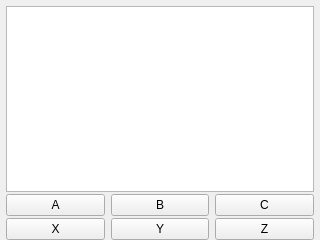
kipr/botui, file ui/ProgramWidget.ui: the form before one commit.
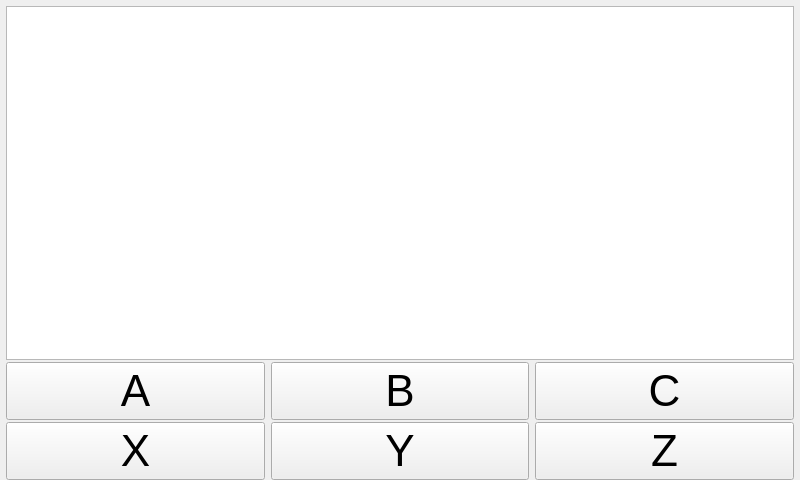
The form after the commit. Custom widgets are drawn as their Qt base class.

What changed in the file:
```diff
--- a/ui/ProgramWidget.ui
+++ b/ui/ProgramWidget.ui
@@ -6,14 +6,20 @@
    <rect>
     <x>0</x>
     <y>0</y>
-    <width>320</width>
-    <height>240</height>
+    <width>800</width>
+    <height>480</height>
    </rect>
   </property>
+  <property name="sizePolicy">
+   <sizepolicy hsizetype="Preferred" vsizetype="Preferred">
+    <horstretch>0</horstretch>
+    <verstretch>0</verstretch>
+   </sizepolicy>
+  </property>
   <property name="maximumSize">
    <size>
-    <width>320</width>
-    <height>240</height>
+    <width>800</width>
+    <height>480</height>
    </size>
   </property>
   <property name="windowTitle">
@@ -40,6 +46,7 @@
      <property name="font">
       <font>
        <family>Courier New</family>
+       <pointsize>22</pointsize>
       </font>
      </property>
      <property name="focusPolicy">
@@ -67,6 +74,11 @@
       </property>
       <item>
        <widget class="QPushButton" name="a">
+        <property name="font">
+         <font>
+          <pointsize>33</pointsize>
+         </font>
+        </property>
         <property name="text">
          <string>A</string>
         </property>
@@ -74,6 +86,11 @@
       </item>
       <item>
        <widget class="QPushButton" name="b">
+        <property name="font">
+         <font>
+          <pointsize>33</pointsize>
+         </font>
+        </property>
         <property name="text">
          <string>B</string>
         </property>
@@ -81,6 +98,11 @@
       </item>
       <item>
        <widget class="QPushButton" name="c">
+        <property name="font">
+         <font>
+          <pointsize>33</pointsize>
+         </font>
+        </property>
         <property name="text">
          <string>C</string>
         </property>
@@ -97,6 +119,11 @@
       </property>
       <item>
        <widget class="QPushButton" name="x">
+        <property name="font">
+         <font>
+          <pointsize>33</pointsize>
+         </font>
+        </property>
         <property name="text">
          <string>X</string>
         </property>
@@ -104,6 +131,11 @@
       </item>
       <item>
        <widget class="QPushButton" name="y">
+        <property name="font">
+         <font>
+          <pointsize>33</pointsize>
+         </font>
+        </property>
         <property name="text">
          <string>Y</string>
         </property>
@@ -111,6 +143,11 @@
       </item>
       <item>
        <widget class="QPushButton" name="z">
+        <property name="font">
+         <font>
+          <pointsize>33</pointsize>
+         </font>
+        </property>
         <property name="text">
          <string>Z</string>
         </property>
```
